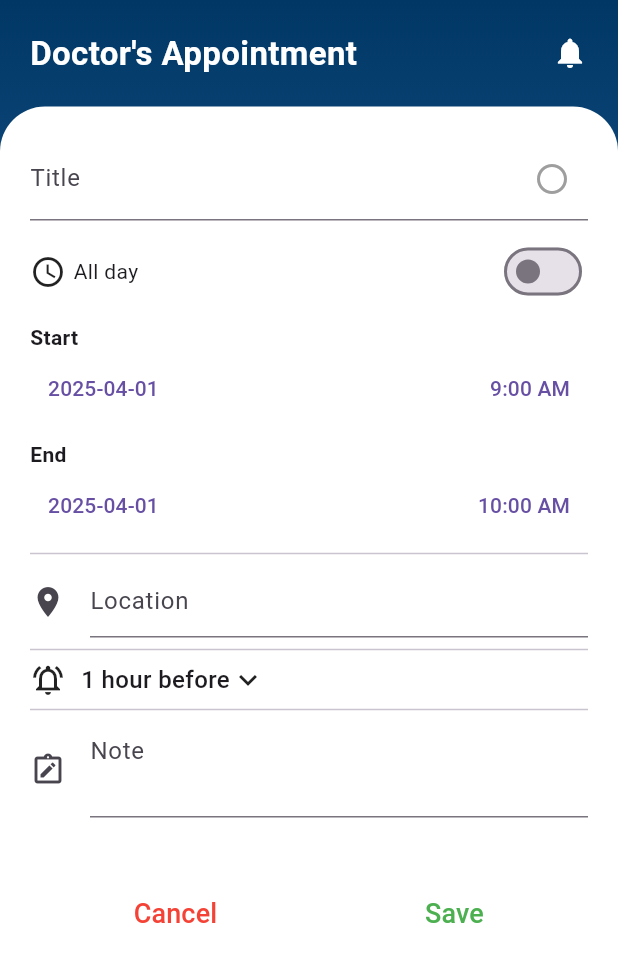
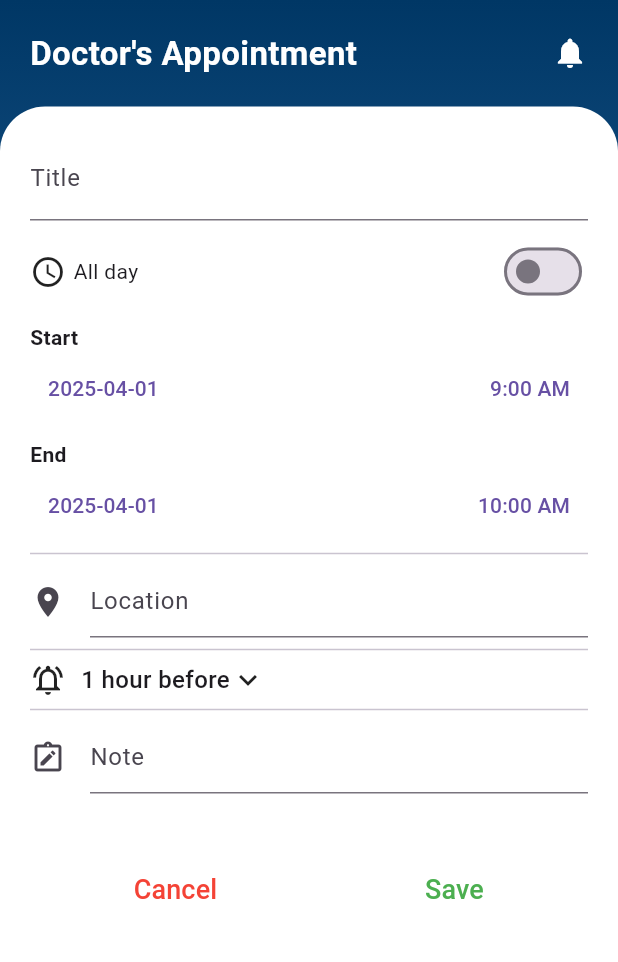
Before and after one commit to dewmsr/-ITDS283_Sec2_Group10, a Flutter app: the DoctorAppointmentPage screen opened directly, on a phone screen of 412 x 824 dp. Shown: the top 962 px of the screen. Run offline on Flutter 3.47's test engine with Material 3 defaults, Android fonts, the light colour scheme and no system bars; our stand-ins replace font_awesome_flutter, iconly; missing offline and left inert: time_picker_spinner; Roboto replaces fonts that are missing (Poppins).

Commit message:
Update doctor.dart

```diff
--- a/kemisara/lib/pages/doctor.dart
+++ b/kemisara/lib/pages/doctor.dart
@@ -123,18 +123,8 @@ class _DoctorAppointmentPageState extends State<DoctorAppointmentPage> {
                         TextField(
                           controller: titleController,
                           decoration: InputDecoration(
-                            labelText: "Title",
-                            suffixIcon: IconButton(
-                              icon: Icon(
-                                isTitleActive ? Icons.check_circle : Icons.radio_button_unchecked,
-                                color: isTitleActive ? Colors.blue : Colors.grey,
-                              ),
-                              onPressed: () {
-                                setState(() {
-                                  isTitleActive = !isTitleActive;
-                                });
-                              },
-                            ),
+                            labelText: "Title"
+
                           ),
                         ),
                         SizedBox(height: 10),
@@ -219,7 +209,7 @@ class _DoctorAppointmentPageState extends State<DoctorAppointmentPage> {
                         Divider(),
                         TextField(
                           controller: noteController,
-                          maxLines: 2,
+                          maxLines: 1,
                           decoration: InputDecoration(
                             icon: Icon(Icons.note_alt_outlined),
                             hintText: "Note",
```
